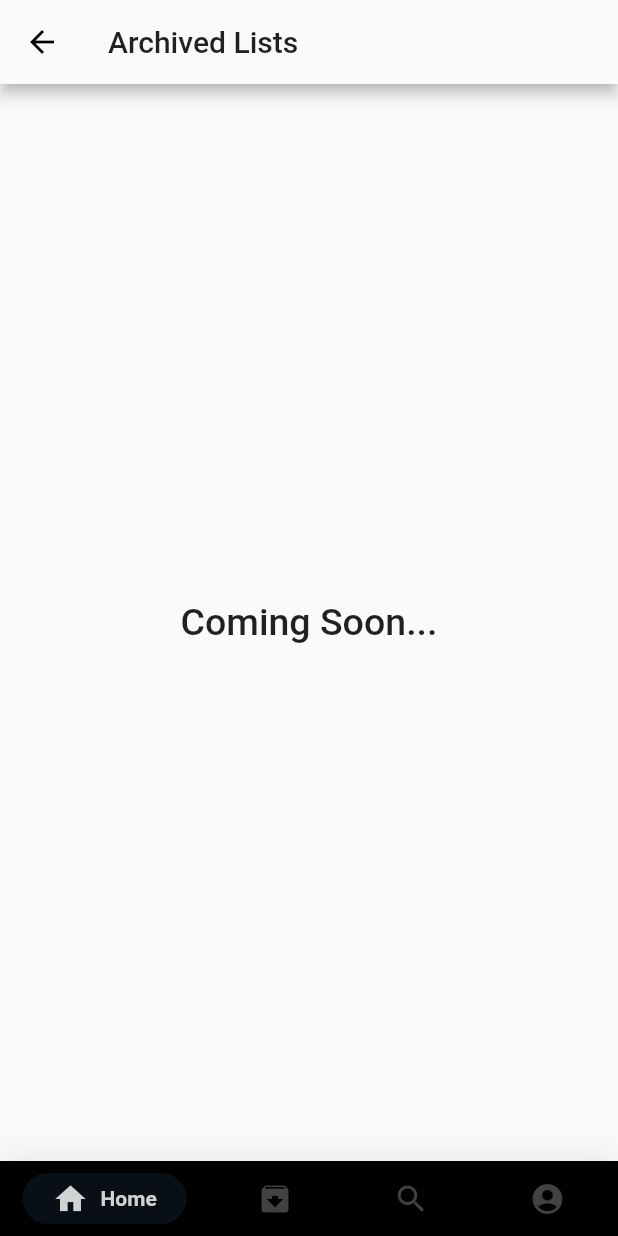
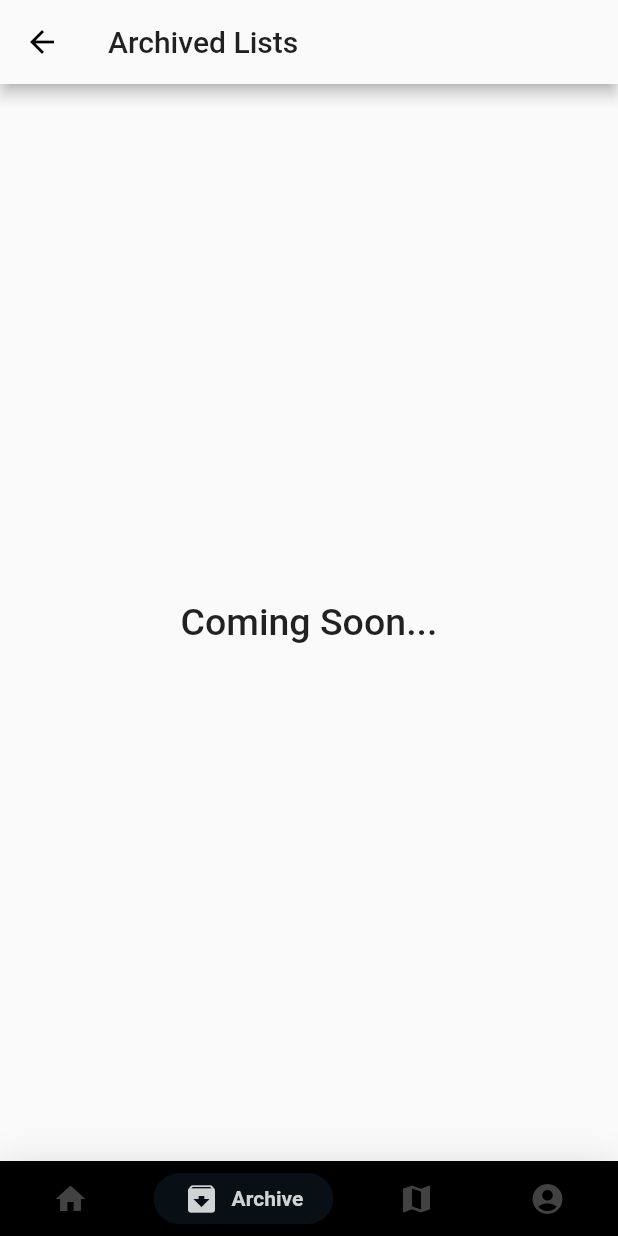
Before and after one commit to notive-app/notive, a Flutter app: the ArchivedListsScreen screen opened by its route, on a phone screen of 412 x 824 dp. Run offline on Flutter 3.47's test engine with Material 2 defaults, Android fonts, the phone set to English and light mode, and no system bars; drawn by our look-alikes of google_nav_bar; our stand-ins replace animated_text_kit, google_maps_flutter, modal_progress_hud.

Commit message:
Bottom Navigator Fixed

```diff
--- a/notive_app/lib/components/custom_bottom_nav.dart
+++ b/notive_app/lib/components/custom_bottom_nav.dart
@@ -7,14 +7,18 @@ import 'package:notive_app/screens/mapview_screen.dart';
 import 'package:notive_app/screens/profile_screen.dart';
 
 class CustomBottomNav extends StatefulWidget {
+  final int selectedIndex;
+
+  CustomBottomNav({@required this.selectedIndex,});
   @override
   State<StatefulWidget> createState() => _CustomBottomNavState();
 }
 
 class _CustomBottomNavState extends State<CustomBottomNav> {
+
   @override
   Widget build(BuildContext context) {
-    var _selectedIndex = 0;
+
     return Container(
       decoration: BoxDecoration(color: Colors.black, boxShadow: [
         BoxShadow(blurRadius: 20, color: Colors.black.withOpacity(.1))
@@ -40,19 +44,18 @@ class _CustomBottomNavState extends State<CustomBottomNav> {
                   text: 'Archive',
                 ),
                 GButton(
-                  icon: Icons.search,
-                  text: 'Search',
+                  icon: Icons.map,
+                  text: 'Map',
                 ),
                 GButton(
                   icon: Icons.account_circle,
                   text: 'Profile',
                 ),
               ],
-              selectedIndex: _selectedIndex = 0,
+              selectedIndex: widget.selectedIndex,
               onTabChange: (index) {
                 setState(() {
-                  _selectedIndex = index;
-                  switch (_selectedIndex) {
+                  switch (index) {
                     case 0:
                       {
                         // Navigate to Dashboard
@@ -63,7 +66,6 @@ class _CustomBottomNavState extends State<CustomBottomNav> {
                         );
                       }
                       break;
-
                     case 1:
                       {
                         // Navigate to Archived List
--- a/notive_app/lib/screens/archived_lists_screen.dart
+++ b/notive_app/lib/screens/archived_lists_screen.dart
@@ -16,7 +16,7 @@ class ArchivedListsScreen extends StatelessWidget {
   @override
   Widget build(BuildContext context) {
     return Scaffold(
-      bottomNavigationBar: CustomBottomNav(),
+      bottomNavigationBar: CustomBottomNav(selectedIndex: 1,),
       appBar: AppBar(
         title: Text(
           'Archived Lists',
--- a/notive_app/lib/screens/dashboard_screen.dart
+++ b/notive_app/lib/screens/dashboard_screen.dart
@@ -48,7 +48,7 @@ class _DashboardScreenState extends State<DashboardScreen> {
   @override
   Widget build(BuildContext context) {
     return Scaffold(
-        bottomNavigationBar: CustomBottomNav(),
+        bottomNavigationBar: CustomBottomNav(selectedIndex: 0,),
         appBar: AppBar(
           automaticallyImplyLeading: false,
           title: Text(
--- a/notive_app/lib/screens/mapview_screen.dart
+++ b/notive_app/lib/screens/mapview_screen.dart
@@ -66,7 +66,7 @@ class _MapViewScreenState extends State<MapViewScreen> {
   @override
   Widget build(BuildContext context) {
     return Scaffold(
-      bottomNavigationBar: CustomBottomNav(),
+      bottomNavigationBar: CustomBottomNav(selectedIndex: 2,),
       appBar: AppBar(
         title: Text('Map View'),
         //backgroundColor: Colors.black,
--- a/notive_app/lib/screens/profile_screen.dart
+++ b/notive_app/lib/screens/profile_screen.dart
@@ -12,7 +12,7 @@ class ProfileScreen extends StatelessWidget {
   @override
   Widget build(BuildContext context) {
     return Scaffold(
-      bottomNavigationBar: CustomBottomNav(),
+      bottomNavigationBar: CustomBottomNav(selectedIndex: 3,),
       appBar: AppBar(
         title: Text('User Profile'),
         //backgroundColor: Colors.black,
```
